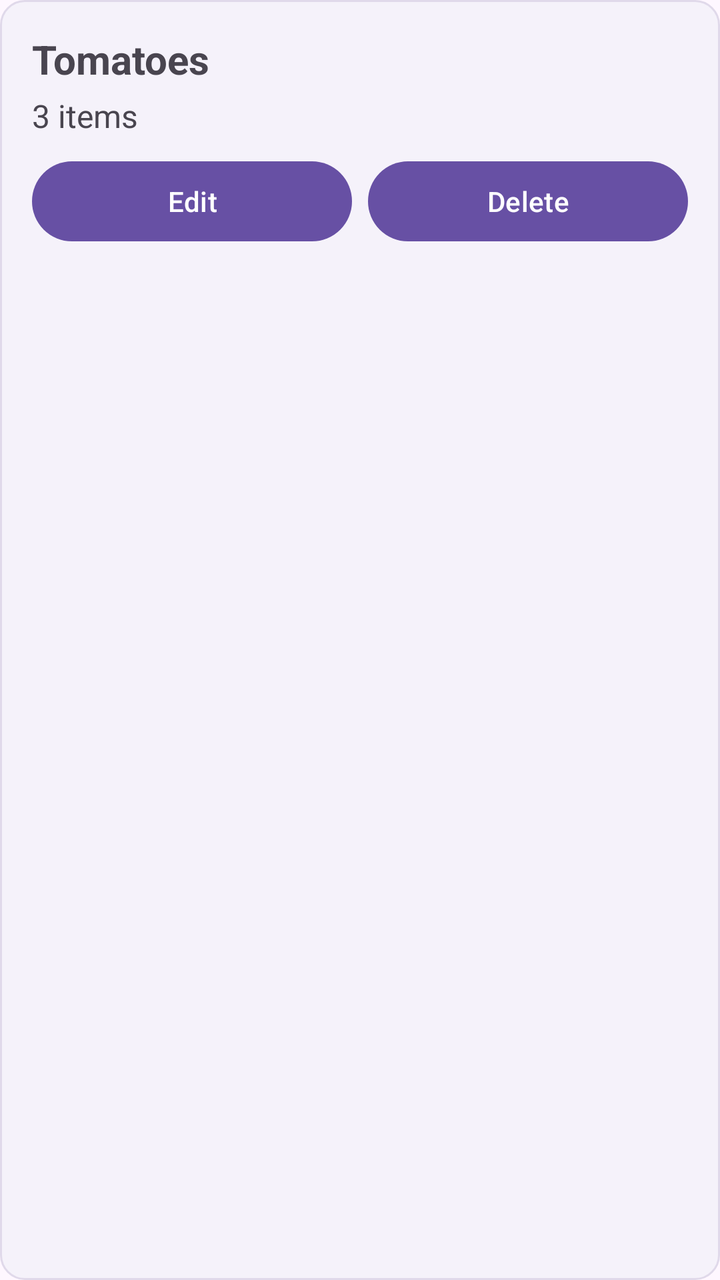
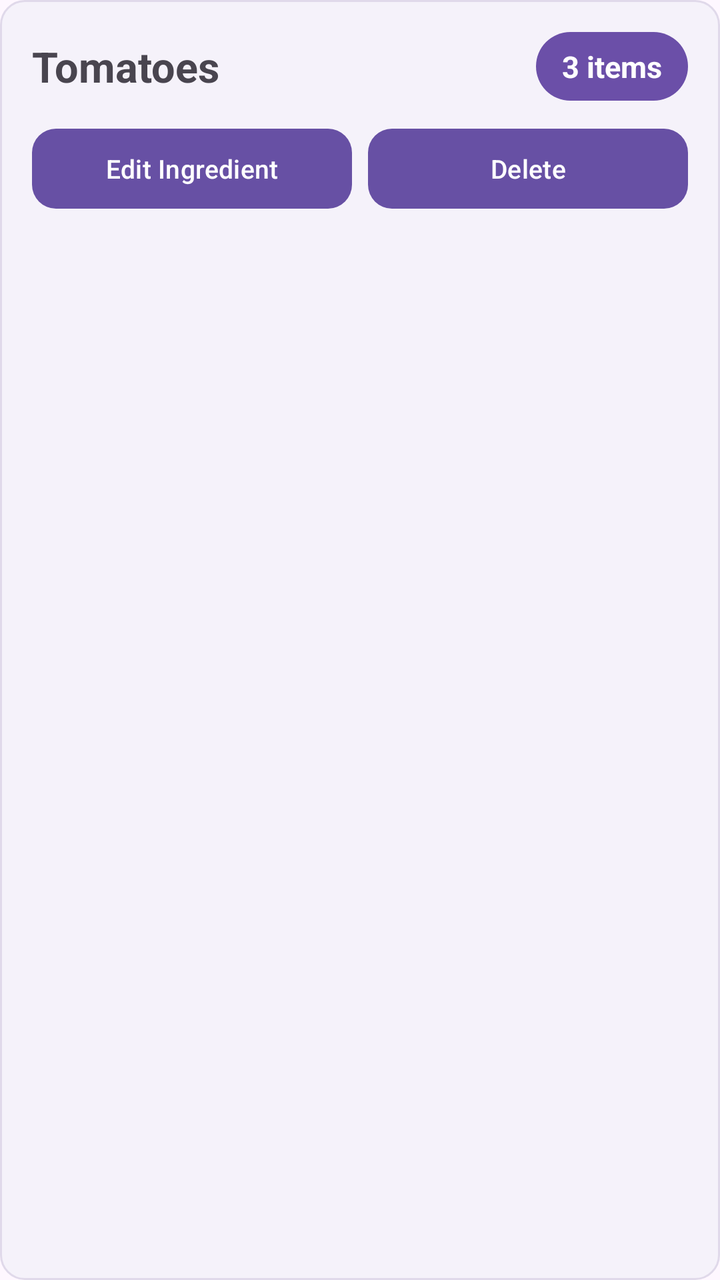

Before-and-after screenshots of an Android layout around one commit, followed by the original layout XML and the change that was made.
<!-- AndroidManifest.xml: application theme Theme.SmartPantryManager -->
<!-- res/layout/item_ingredient.xml -->
<?xml version="1.0" encoding="utf-8"?>
<LinearLayout xmlns:android="http://schemas.android.com/apk/res/android"
    android:layout_width="match_parent"
    android:layout_height="wrap_content"
    android:orientation="vertical"
    android:padding="16dp"
    android:layout_marginBottom="12dp"
    android:background="@drawable/ingredient_background">

    <TextView
        android:id="@+id/tvIngredientName"
        android:layout_width="match_parent"
        android:layout_height="wrap_content"
        android:text="Tomatoes"
        android:textSize="20sp"
        android:textStyle="bold" />

    <TextView
        android:id="@+id/tvIngredientDetails"
        android:layout_width="match_parent"
        android:layout_height="wrap_content"
        android:text="3 items"
        android:textSize="16sp"
        android:layout_marginTop="4dp" />

    <TextView
        android:id="@+id/tvIngredientExpiry"
        android:layout_width="match_parent"
        android:layout_height="wrap_content"
        android:textSize="14sp"
        android:layout_marginTop="4dp"
        android:visibility="gone" />

    <TextView
        android:id="@+id/tvExpiryWarning"
        android:layout_width="match_parent"
        android:layout_height="wrap_content"
        android:textSize="14sp"
        android:textStyle="bold"
        android:layout_marginTop="4dp"
        android:visibility="gone" />

    <LinearLayout
        android:layout_width="match_parent"
        android:layout_height="wrap_content"
        android:orientation="horizontal"
        android:layout_marginTop="8dp">

        <Button
            android:id="@+id/btnEditIngredient"
            android:layout_width="0dp"
            android:layout_height="wrap_content"
            android:layout_weight="1"
            android:text="Edit" />

        <Button
            android:id="@+id/btnDeleteIngredient"
            android:layout_width="0dp"
            android:layout_height="wrap_content"
            android:layout_weight="1"
            android:text="Delete"
            android:layout_marginStart="8dp" />

    </LinearLayout>

</LinearLayout>
<!-- resources referenced by this layout -->
<resources>
  <!-- drawable ingredient_background (drawable) -->
  <?xml version="1.0" encoding="utf-8"?>
  <shape xmlns:android="http://schemas.android.com/apk/res/android"
      android:shape="rectangle">
  
      <solid android:color="#F5F2FA" />
  
      <corners android:radius="12dp" />
  
      <stroke
          android:width="1dp"
          android:color="#E0D9EA" />
  
  </shape>
  <style name="Theme.SmartPantryManager" parent="Base.Theme.SmartPantryManager" />
  <style name="Base.Theme.SmartPantryManager" parent="Theme.Material3.DayNight.NoActionBar">
          
          
      </style>
</resources>

<!-- the commit's change to res/layout/item_ingredient.xml (unified diff, before → after) -->
@@ -7,59 +7,89 @@
     android:layout_marginBottom="12dp"
     android:background="@drawable/ingredient_background">
 
-    <TextView
-        android:id="@+id/tvIngredientName"
+    
+    <LinearLayout
         android:layout_width="match_parent"
         android:layout_height="wrap_content"
-        android:text="Tomatoes"
-        android:textSize="20sp"
-        android:textStyle="bold" />
+        android:orientation="horizontal"
+        android:gravity="center_vertical">
 
-    <TextView
-        android:id="@+id/tvIngredientDetails"
-        android:layout_width="match_parent"
-        android:layout_height="wrap_content"
-        android:text="3 items"
-        android:textSize="16sp"
-        android:layout_marginTop="4dp" />
+        <TextView
+            android:id="@+id/tvIngredientName"
+            android:layout_width="0dp"
+            android:layout_height="wrap_content"
+            android:layout_weight="1"
+            android:text="Tomatoes"
+            android:textSize="21sp"
+            android:textStyle="bold" />
 
+        <TextView
+            android:id="@+id/tvIngredientDetails"
+            android:layout_width="wrap_content"
+            android:layout_height="wrap_content"
+            android:text="3 items"
+            android:textSize="15sp"
+            android:textStyle="bold"
+            android:textColor="#FFFFFF"
+            android:gravity="center"
+            android:paddingStart="13dp"
+            android:paddingEnd="13dp"
+            android:paddingTop="7dp"
+            android:paddingBottom="7dp"
+            android:background="@drawable/quantity_badge" />
+
+    </LinearLayout>
+
+    
     <TextView
         android:id="@+id/tvIngredientExpiry"
         android:layout_width="match_parent"
         android:layout_height="wrap_content"
-        android:textSize="14sp"
-        android:layout_marginTop="4dp"
+        android:textSize="16sp"
+        android:textStyle="bold"
+        android:layout_marginTop="12dp"
         android:visibility="gone" />
 
+    
     <TextView
         android:id="@+id/tvExpiryWarning"
         android:layout_width="match_parent"
         android:layout_height="wrap_content"
-        android:textSize="14sp"
+        android:textSize="16sp"
         android:textStyle="bold"
-        android:layout_marginTop="4dp"
+        android:textColor="#D32F2F"
+        android:layout_marginTop="5dp"
         android:visibility="gone" />
 
+    
     <LinearLayout
         android:layout_width="match_parent"
         android:layout_height="wrap_content"
         android:orientation="horizontal"
-        android:layout_marginTop="8dp">
+        android:layout_marginTop="14dp">
 
         <Button
             android:id="@+id/btnEditIngredient"
             android:layout_width="0dp"
-            android:layout_height="wrap_content"
+            android:layout_height="40dp"
             android:layout_weight="1"
-            android:text="Edit" />
+            android:text="Edit Ingredient"
+            android:textSize="13sp"
+            android:textAllCaps="false"
+            android:minHeight="0dp"
+            android:background="@drawable/edit_button_background" />
 
         <Button
             android:id="@+id/btnDeleteIngredient"
             android:layout_width="0dp"
-            android:layout_height="wrap_content"
+            android:layout_height="40dp"
             android:layout_weight="1"
+            android:layout_marginStart="8dp"
             android:text="Delete"
-            android:layout_marginStart="8dp" />
+            android:textSize="13sp"
+            android:textAllCaps="false"
+            android:minHeight="0dp"
+            android:background="@drawable/delete_button_background" />
 
     </LinearLayout>
 
<!-- resource entries referenced after the edit -->
@@ -1,5 +1,25 @@
 <!-- resources referenced by this layout -->
 <resources>
+  <!-- drawable delete_button_background (drawable) -->
+  <?xml version="1.0" encoding="utf-8"?>
+  <shape xmlns:android="http://schemas.android.com/apk/res/android"
+      android:shape="rectangle">
+  
+      <solid android:color="#E8D7DD" />
+  
+      <corners android:radius="12dp" />
+  
+  </shape>
+  <!-- drawable edit_button_background (drawable) -->
+  <?xml version="1.0" encoding="utf-8"?>
+  <shape xmlns:android="http://schemas.android.com/apk/res/android"
+      android:shape="rectangle">
+  
+      <solid android:color="#6B4FA8" />
+  
+      <corners android:radius="12dp" />
+  
+  </shape>
   <!-- drawable ingredient_background (drawable) -->
   <?xml version="1.0" encoding="utf-8"?>
   <shape xmlns:android="http://schemas.android.com/apk/res/android"
@@ -14,6 +34,16 @@
           android:color="#E0D9EA" />
   
   </shape>
+  <!-- drawable quantity_badge (drawable) -->
+  <?xml version="1.0" encoding="utf-8"?>
+  <shape xmlns:android="http://schemas.android.com/apk/res/android"
+      android:shape="rectangle">
+  
+      <solid android:color="#6B4FA8" />
+  
+      <corners android:radius="20dp" />
+  
+  </shape>
   <style name="Theme.SmartPantryManager" parent="Base.Theme.SmartPantryManager" />
   <style name="Base.Theme.SmartPantryManager" parent="Theme.Material3.DayNight.NoActionBar">
           
